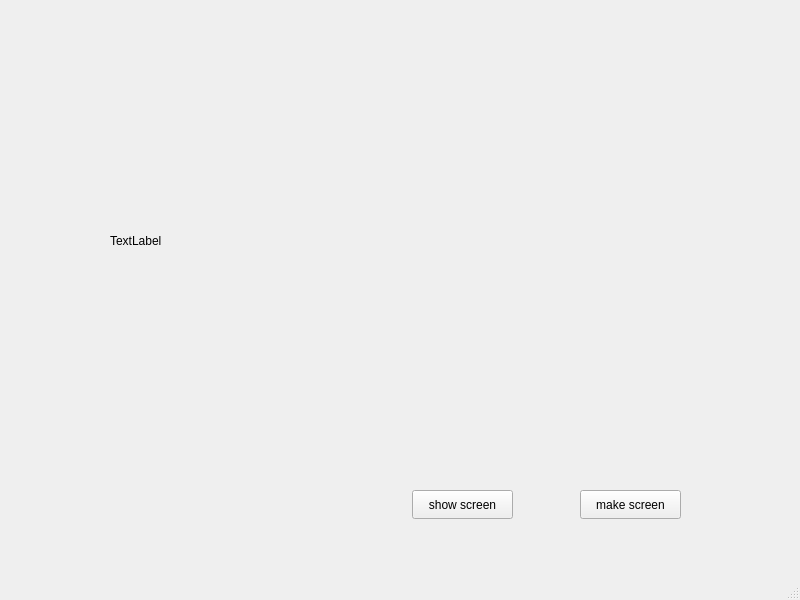
This is mainwindow.ui in OstrovskyAndriy/screener as Qt 5 draws it before an edit. The edited form follows.
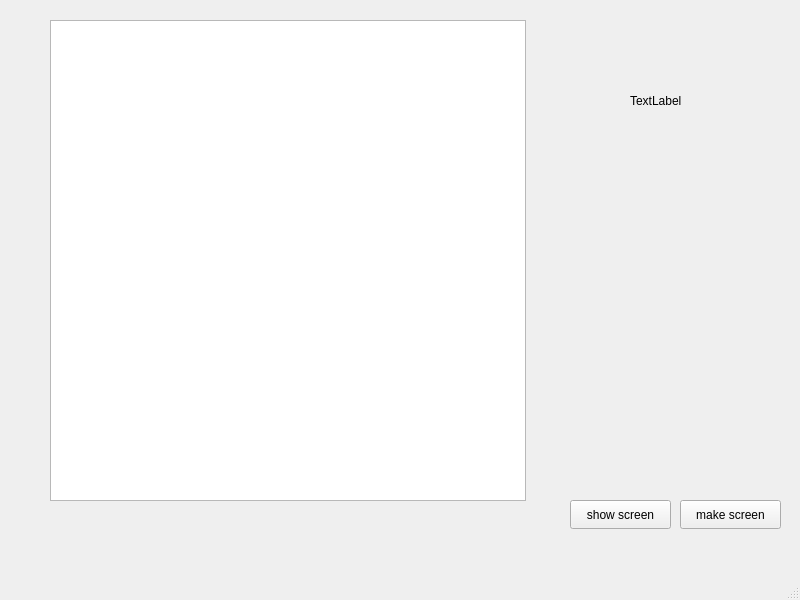
This is the edited form.

Commit message: added screen savinig and uploading from DB

```diff
--- a/mainwindow.ui
+++ b/mainwindow.ui
@@ -17,8 +17,8 @@
    <widget class="QPushButton" name="startButton">
     <property name="geometry">
      <rect>
-      <x>580</x>
-      <y>490</y>
+      <x>680</x>
+      <y>500</y>
       <width>101</width>
       <height>29</height>
      </rect>
@@ -30,10 +30,10 @@
    <widget class="QLabel" name="label">
     <property name="geometry">
      <rect>
-      <x>110</x>
-      <y>100</y>
-      <width>501</width>
-      <height>281</height>
+      <x>630</x>
+      <y>40</y>
+      <width>161</width>
+      <height>121</height>
      </rect>
     </property>
     <property name="text">
@@ -43,8 +43,8 @@
    <widget class="QPushButton" name="pushButton">
     <property name="geometry">
      <rect>
-      <x>412</x>
-      <y>490</y>
+      <x>570</x>
+      <y>500</y>
       <width>101</width>
       <height>29</height>
      </rect>
@@ -53,6 +53,16 @@
      <string>show screen</string>
     </property>
    </widget>
+   <widget class="QTableView" name="tableView">
+    <property name="geometry">
+     <rect>
+      <x>50</x>
+      <y>20</y>
+      <width>476</width>
+      <height>481</height>
+     </rect>
+    </property>
+   </widget>
   </widget>
   <widget class="QMenuBar" name="menubar">
    <property name="geometry">
```
The commit also changes 2 other files.
